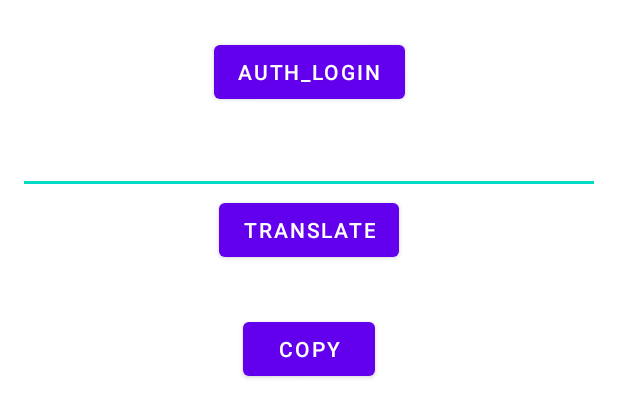
After one commit to git-cdv/BestPractices, an Android app: the layout fragment_luep_translator.xml on its own in the app's theme, with its tools: preview values and no code run, on a phone screen of 412 x 824 dp. The commit adds this screen. Shown: the top 417 px of the screen. Run offline under Robolectric (Android 15) with nearby library versions, the phone set to English and light mode, and no system bars.

Commit message:
LUEP translator

```diff
--- a/app/src/main/java/com/chkan/bestpractices/main/MenuFragment.kt
+++ b/app/src/main/java/com/chkan/bestpractices/main/MenuFragment.kt
@@ -65,6 +65,9 @@ class MenuFragment : BaseFragment<FragmentMenuBinding>(FragmentMenuBinding::infl
             btnEncrypt.setOnClickListener {
                 findNavController().navigate(R.id.action_menuFragment_to_e2eEncryptFragment)
             }
+            btnLuepTranslator.setOnClickListener {
+                findNavController().navigate(R.id.action_menuFragment_to_luepTranslatorFragment)
+            }
         }
     }
 
--- /dev/null
+++ b/app/src/main/res/layout/fragment_luep_translator.xml
@@ -0,0 +1,65 @@
+<?xml version="1.0" encoding="utf-8"?>
+<androidx.constraintlayout.widget.ConstraintLayout xmlns:android="http://schemas.android.com/apk/res/android"
+    xmlns:app="http://schemas.android.com/apk/res-auto"
+    xmlns:tools="http://schemas.android.com/tools"
+    android:layout_width="match_parent"
+    android:layout_height="match_parent"
+    tools:context=".luep_translater.LuepTranslatorFragment">
+
+    <com.google.android.material.button.MaterialButton
+        android:id="@+id/btn_login"
+        android:layout_width="wrap_content"
+        android:layout_height="wrap_content"
+        android:text="@string/auth_login"
+        android:layout_marginTop="24dp"
+        app:layout_constraintEnd_toEndOf="parent"
+        app:layout_constraintStart_toStartOf="parent"
+        app:layout_constraintTop_toTopOf="parent" />
+
+    <com.google.android.material.textfield.TextInputEditText
+        android:id="@+id/text_edit_input"
+        android:layout_width="match_parent"
+        android:layout_height="wrap_content"
+        android:layout_margin="12dp"
+        app:layout_constraintEnd_toEndOf="parent"
+        app:layout_constraintStart_toStartOf="parent"
+        app:layout_constraintTop_toBottomOf="@+id/btn_login" />
+
+    <com.google.android.material.button.MaterialButton
+        android:id="@+id/btn_translate"
+        android:layout_width="wrap_content"
+        android:layout_height="wrap_content"
+        android:text="TRANSLATE"
+        app:layout_constraintEnd_toEndOf="parent"
+        app:layout_constraintStart_toStartOf="parent"
+        app:layout_constraintTop_toBottomOf="@+id/text_edit_input" />
+
+    <TextView
+        android:id="@+id/text_output"
+        android:layout_width="match_parent"
+        android:layout_height="wrap_content"
+        android:layout_margin="12dp"
+        app:layout_constraintEnd_toEndOf="parent"
+        app:layout_constraintStart_toStartOf="parent"
+        app:layout_constraintTop_toBottomOf="@+id/btn_translate" />
+
+    <com.google.android.material.button.MaterialButton
+        android:id="@+id/btn_copy"
+        android:layout_width="wrap_content"
+        android:layout_height="wrap_content"
+        android:text="COPY"
+        app:layout_constraintEnd_toEndOf="parent"
+        app:layout_constraintStart_toStartOf="parent"
+        app:layout_constraintTop_toBottomOf="@+id/text_output" />
+
+    <ProgressBar
+        android:id="@+id/progressBar"
+        android:layout_width="wrap_content"
+        android:layout_height="wrap_content"
+        android:visibility="gone"
+        app:layout_constraintBottom_toBottomOf="parent"
+        app:layout_constraintEnd_toEndOf="parent"
+        app:layout_constraintStart_toStartOf="parent"
+        app:layout_constraintTop_toTopOf="parent" />
+
+</androidx.constraintlayout.widget.ConstraintLayout>
--- a/app/src/main/res/values/strings.xml
+++ b/app/src/main/res/values/strings.xml
@@ -23,4 +23,6 @@
     <string name="gestures">Gestures</string>
     <string name="optimize_image">Optimize image</string>
     <string name="coroutines_practice">Coroutines practice</string>
+    <!-- TODO: Remove or change this placeholder text -->
+    <string name="hello_blank_fragment">Hello blank fragment</string>
 </resources>
```
Also changed, not shown: app/src/main/java/com/chkan/bestpractices/luep_translater/LuepTranslatorFragment.kt (added, +68 -0 lines), app/src/main/java/com/chkan/bestpractices/luep_translater/LuepViewModel.kt (added, +77 -0 lines), app/src/main/java/com/chkan/bestpractices/luep_translater/data/LuepService.kt (added, +30 -0 lines), app/src/main/java/com/chkan/bestpractices/luep_translater/data/models/AuthResponse.kt (added, +9 -0 lines), app/src/main/java/com/chkan/bestpractices/luep_translater/data/models/BaseResponse.kt (added, +14 -0 lines), app/src/main/java/com/chkan/bestpractices/luep_translater/data/models/LoginRequest.kt (added, +21 -0 lines), app/src/main/java/com/chkan/bestpractices/luep_translater/data/models/TranslateRequest.kt (added, +11 -0 lines), app/src/main/java/com/chkan/bestpractices/luep_translater/data/models/TranslateResponse.kt (added, +10 -0 lines), app/src/main/java/com/chkan/bestpractices/simple_paging/di/NetworkModule.kt (+18 -0 lines), app/src/main/res/layout/fragment_menu.xml (+11 -0 lines), app/src/main/res/navigation/main_graph.xml (+8 -0 lines).
